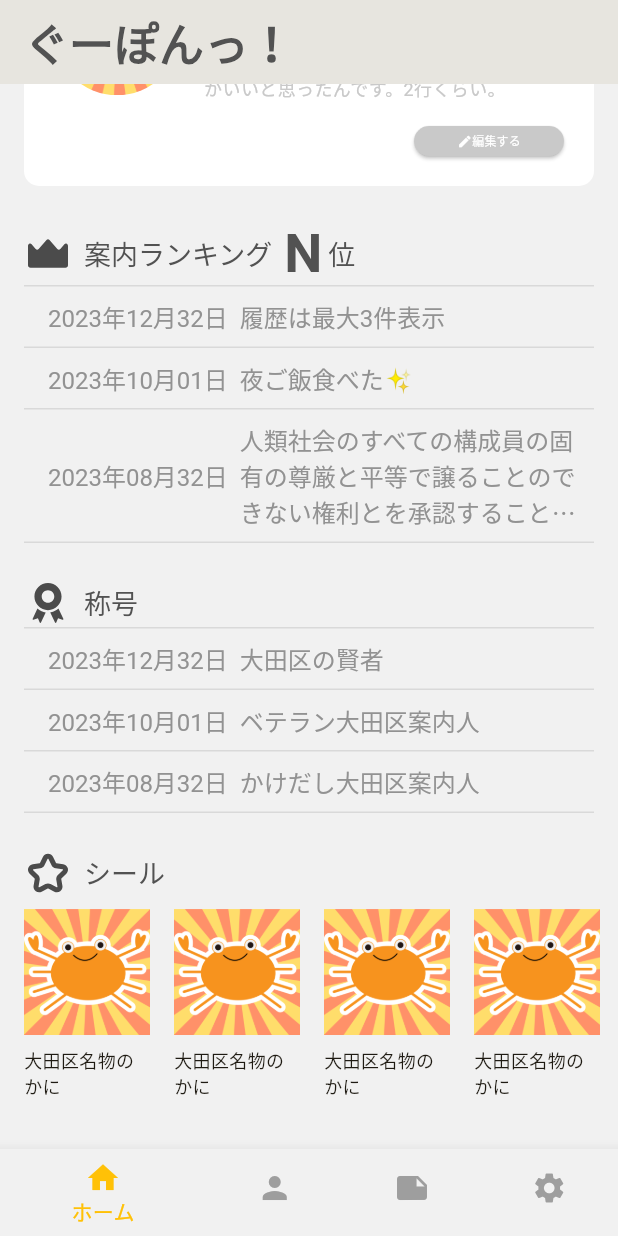
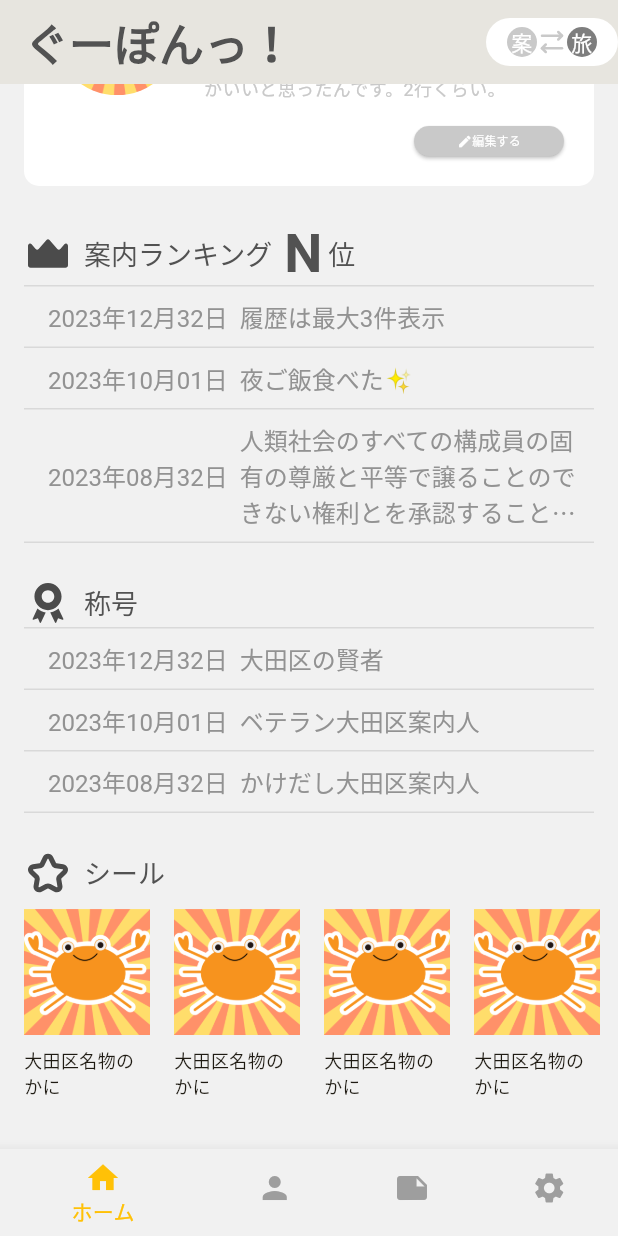
Before and after one commit to mokumoku-party/goupon_app, a Flutter app: the HomePage screen opened by its route, scrolled down 161 dp, on a phone screen of 412 x 824 dp. Run offline on Flutter 3.47's test engine with Material 2 defaults, Android fonts, the phone set to English and light mode, and no system bars; our stand-ins replace camera, dio, flutter_hooks, flutter_svg, flutter_svg_provider, freezed_annotation and 8 more; missing offline and left inert: dotlottie_loader, flutter_config; accounts and stored records are empty.

Commit message:
👍 案内かガイドかをトグルできる

```diff
--- a/lib/pages/home_page.dart
+++ b/lib/pages/home_page.dart
@@ -6,6 +6,8 @@ import 'package:flutter/material.dart';
 import 'package:flutter_svg/svg.dart';
 import 'package:hooks_riverpod/hooks_riverpod.dart';
 import 'package:shared_preferences/shared_preferences.dart';
+
+final isGuideProvider = StateProvider((ref) => false);
 
 class HomePage extends HookConsumerWidget {
   const HomePage({super.key});
@@ -36,6 +38,7 @@ class HomePage extends HookConsumerWidget {
             ),
           ),
         ),
+        actions: [_ToggleButton()],
       ),
       body: CustomScrollView(
         slivers: [
@@ -347,3 +350,65 @@ class _Title extends HookConsumerWidget {
     );
   }
 }
+
+class _ToggleButton extends HookConsumerWidget {
+  const _ToggleButton();
+
+  @override
+  Widget build(BuildContext context, WidgetRef ref) {
+    final isGuide = ref.watch(isGuideProvider);
+
+    return GestureDetector(
+      onTap: () {
+        ref.read(isGuideProvider.notifier).update((state) => !state);
+      },
+      child: Container(
+        width: 88,
+        height: 32,
+        decoration: BoxDecoration(
+          borderRadius: BorderRadius.circular(20),
+          color: Colors.white,
+        ),
+        child: Row(
+          mainAxisAlignment: MainAxisAlignment.center,
+          children: [
+            Container(
+              decoration: BoxDecoration(
+                  shape: BoxShape.circle,
+                  color: isGuide ? primaryColor : subSubColor),
+              width: 20,
+              height: 20,
+              child: Center(
+                child: Text(
+                  '案',
+                  style: TextStyle(color: Colors.white, height: 1),
+                  textAlign: TextAlign.center,
+                ),
+              ),
+            ),
+            SvgPicture.asset(
+              'assets/icons/icon-double-sided arrow.svg',
+              width: 20,
+              height: 20,
+              colorFilter: ColorFilter.mode(subSubColor, BlendMode.srcIn),
+            ),
+            Container(
+              decoration: BoxDecoration(
+                  shape: BoxShape.circle,
+                  color: isGuide ? subSubColor : primaryColor),
+              width: 20,
+              height: 20,
+              child: Center(
+                child: Text(
+                  '旅',
+                  style: TextStyle(color: Colors.white, height: 1),
+                  textAlign: TextAlign.center,
+                ),
+              ),
+            ),
+          ],
+        ),
+      ),
+    );
+  }
+}
```
Also changed, not shown: assets/icons/icon-double-sided arrow.svg (added).
